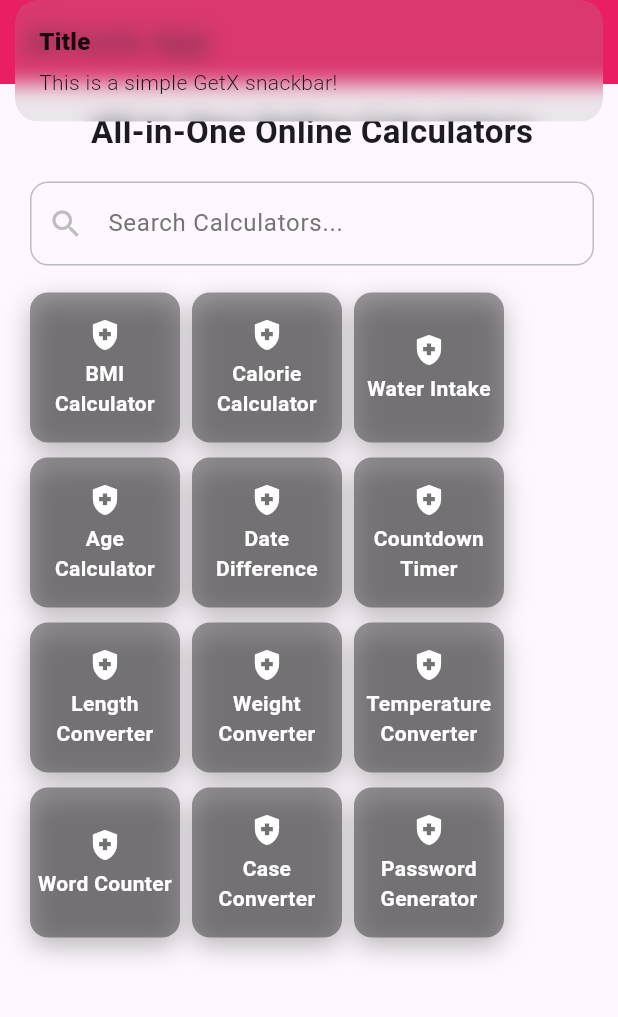
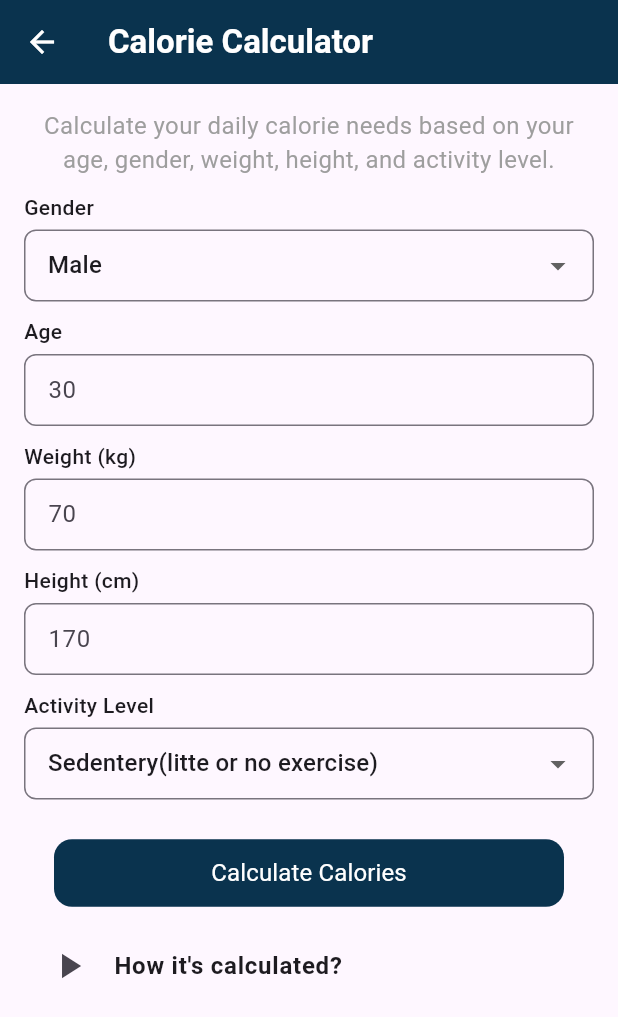
Before and after one commit to Hamid-Raza-22/Online-Calculator-Hub, a Flutter app: the screen it shows after launch, after a tap on "Calorie Calculator", on a phone screen of 412 x 824 dp. Shown: the top 1017 px of the screen. Run offline on Flutter 3.47's test engine with Material 3 defaults, Android fonts, the phone set to English and light mode, and no system bars; our stand-ins replace get.

Commit message:
calorie Screen completed

```diff
--- a/lib/screens/BMI Calculator/BMI_calculator_view.dart
+++ b/lib/screens/BMI Calculator/BMI_calculator_view.dart
@@ -1,8 +1,10 @@
 import 'package:flutter/material.dart';
 import 'package:get/get.dart';
 import 'package:get/get_core/src/get_main.dart';
+import 'package:online_calculator_hub/utils/Constants/colors.dart';
+import 'package:online_calculator_hub/widgets/CustomInputFeild.dart';
 import 'package:online_calculator_hub/widgets/Text_widget.dart';
-import 'package:online_calculator_hub/widgets/customTextFeild.dart';
+import 'package:online_calculator_hub/widgets/customAppBar.dart';
 import 'package:online_calculator_hub/widgets/custom_button.dart';
 
 class BmiCalculatorView extends StatelessWidget {
@@ -12,14 +14,17 @@ class BmiCalculatorView extends StatelessWidget {
   @override
   Widget build(BuildContext context) {
     return SafeArea(
+
       child: Scaffold(
+        appBar:CustomAppBar(bgColor: AppColors.PrimaryColor, iconColor: Colors.white, title: title),
         body: SingleChildScrollView(
           child: Padding(
             padding: const EdgeInsets.all(16.0),
             child: Column(
+
               spacing: 10,
               children: [
-                TextWidget(text: "BMI Calculator",weight: FontWeight.bold,fontSize: 22,),
+
                 TextWidget(
                   text: "Calculate your Body Mass Index (BMI) to determine if your weight is "
                       "in a healthy range for your height.",
@@ -27,8 +32,8 @@ class BmiCalculatorView extends StatelessWidget {
                   weight: FontWeight.normal,
 
                 ),
-                CustomTextField( hintText:"170",labelText: "Height",),
-                CustomTextField(hintText:"65", labelText: "Weight",),
+                CustomInputField(label: "Height", hintText: '70',),
+                CustomInputField(hintText:"65", label: "Weight",),
                 CustomTextButton(text: "Calculate BMI", textColor:Colors.white,onPressed: (){
                   Get.defaultDialog(
                     title: "Your BMI",
@@ -43,16 +48,20 @@ class BmiCalculatorView extends StatelessWidget {
                     ),
 
                   );
-                },buttonColor: Colors.blueAccent,),
+                },buttonColor: AppColors.PrimaryColor,),
                 CustomTextButton(text: "Reset", onPressed: (){},buttonColor: Colors.grey,textColor: Colors.black,),
                 SizedBox(height: 10,),
-                TextWidget(text: "Understanding BMI", fontSize: 22, weight: FontWeight.bold),
+                TextWidget(text: "Understanding BMI", fontSize: 22, weight: FontWeight.bold,textcolor: AppColors.PrimaryColor,),
                 TextWidget(text: "Body Mass Index (BMI) is a simple calculation using height and weight to estimate body fat and assess health risks. While not perfect, it's a useful screening tool for weight categories.", fontSize:16, weight: FontWeight.normal),
-                TextWidget(text: "BMI Categories:", fontSize:18, weight: FontWeight.w600),
-                TextWidget(text: "Underweight: BMI < 18.5", fontSize: 16, weight: FontWeight.normal),
-                TextWidget(text: "Normal weight: BMI 18.5-24.9", fontSize: 16, weight: FontWeight.normal),
-                TextWidget(text: "Overweight: BMI 25-29.9", fontSize: 16, weight: FontWeight.normal),
-                TextWidget(text: "Obese: BMI ≥ 30", fontSize: 16, weight: FontWeight.normal)
+                TextWidget(text: "BMI Categories:", fontSize:18, weight: FontWeight.w600,textcolor: AppColors.PrimaryColor,),
+                Column(
+
+                  children: [
+                    TextWidget(text: "Underweight: BMI < 18.5", fontSize: 16, weight: FontWeight.normal),
+                    TextWidget(text: "Normal weight: BMI 18.5-24.9", fontSize: 16, weight: FontWeight.normal),
+                    TextWidget(text: "Overweight: BMI 25-29.9", fontSize: 16, weight: FontWeight.normal),
+                    TextWidget(text: "Obese: BMI ≥ 30", fontSize: 16, weight: FontWeight.normal)],
+                )
 
 
               ],
--- /dev/null
+++ b/lib/screens/Calories Calculator/Calories_calculator_view.dart
@@ -0,0 +1,66 @@
+import 'package:flutter/material.dart';
+import 'package:online_calculator_hub/utils/Constants/colors.dart';
+import 'package:online_calculator_hub/widgets/CustomInputFeild.dart';
+import 'package:online_calculator_hub/widgets/InfoDropDown.dart';
+import 'package:online_calculator_hub/widgets/Text_widget.dart';
+import 'package:online_calculator_hub/widgets/customAppBar.dart';
+import 'package:online_calculator_hub/widgets/customDropdown.dart';
+import 'package:online_calculator_hub/widgets/custom_button.dart';
+
+class CaloriesCalculatorView extends StatelessWidget {
+  final String title;
+
+  const CaloriesCalculatorView({super.key, required this.title});
+
+  @override
+  Widget build(BuildContext context) {
+    return Scaffold(
+      appBar: CustomAppBar(
+        bgColor: AppColors.PrimaryColor,
+        iconColor: Colors.white,
+        title: title,
+      ),
+      body: SingleChildScrollView(
+        child: Padding(
+          padding: const EdgeInsets.all(16.0),
+          child: Column(
+            spacing: 10,
+            children: [
+              TextWidget(
+                text:
+                    "Calculate your daily calorie needs based on your age, gender, weight, height, and activity level.",
+                fontSize: 16,
+                weight: FontWeight.normal,
+                textcolor: Colors.grey,
+              ),
+              CustomDropdown(
+                label: "Gender",
+                value: 'Male',
+                items: ['Male', 'Female', 'other'],
+                onChanged: (value) => () {},
+              ),
+              CustomInputField(label: "Age", hintText: "30"),
+              CustomInputField(label: "Weight (kg)", hintText: '70'),
+              CustomInputField(label: "Height (cm)", hintText: '170'),
+              CustomDropdown(
+                label: 'Activity Level',
+                value: 'Sedentery(litte or no exercise)',
+                items: [
+                  'Sedentery(litte or no exercise)',
+                  'Lightly active (1-3 days/week)',
+                  'Moderately active (3-5 days/week)',
+                  'Very active (6-7 days/week)',
+                  'Extra active (Physical job)',
+                ],
+                onChanged: (value) => () {},
+              ),
+              SizedBox(height: 5,),
+              CustomTextButton(text: "Calculate Calories", onPressed: (){}, buttonColor: AppColors.PrimaryColor,textColor: Colors.white,),
+              Infodropdown(title: "How it's calculated?", details:'Using the Mifflin-St Jeor Formula:\nMen: BMR = 10W + 6.25H - 5A + 5\nWomen: BMR = 10W + 6.25H - 5A - 161TDEE = BMR × Activity Factor')
+            ],
+          ),
+        ),
+      ),
+    );
+  }
+}
--- a/lib/screens/HomeScreen/homeScreen_view.dart
+++ b/lib/screens/HomeScreen/homeScreen_view.dart
@@ -1,7 +1,9 @@
 import 'package:flutter/material.dart';
+import 'package:online_calculator_hub/utils/Constants/colors.dart';
+import 'package:online_calculator_hub/widgets/Text_widget.dart';
 import 'package:online_calculator_hub/widgets/custom_grid_view.dart';
 
-import '../../widgets/customTextFeild.dart';
+import '../../widgets/customSearchFeild.dart';
 
 class HomescreenView extends StatelessWidget {
   const HomescreenView({super.key});
@@ -10,22 +12,28 @@ class HomescreenView extends StatelessWidget {
   Widget build(BuildContext context) {
     return Scaffold(
       appBar: AppBar(
-        title: Text("All tools App"),
-        backgroundColor: Colors.pink,
+        title: TextWidget(
+          text: "All-in-One Online Calculators",
+          fontSize: 22,
+          weight: FontWeight.w600,
+          textcolor: Colors.white,),
+        backgroundColor: AppColors.PrimaryColor,
       ),
       body: SingleChildScrollView(
         child: Padding(
-          padding: const EdgeInsets.only(top: 16.0,left: 20.0,right: 16),
+          padding: const EdgeInsets.only(top: 16.0, left: 20.0, right: 16),
           child: Column(
             spacing: 10,
             children: [
 
-              Text("All-in-One Online Calculators",style: TextStyle(
-                fontSize: 22,
-                fontWeight: FontWeight.bold,
+              TextWidget(
+                  text: "Free, fast, and accurate calculator tools for all your daily needs",
+                  fontSize: 18,
+                  weight:FontWeight.w600,
+              textcolor: AppColors.PrimaryColor,),
 
-              ),),
-              CustomTextField(hintText: "Search Calculators...", icon:Icons.search,),
+              CustomSearchField(
+                hintText: "Search Calculators...", icon: Icons.search,),
               CustomGridView()
 
             ],
--- /dev/null
+++ b/lib/utils/Constants/Logo.dart
@@ -0,0 +1,10 @@
+
+
+
+class AppLogos {
+
+  static const String Applogo = "assets/logos/logo.png";
+  static const String Applogo1 = "assets/logos/logo-1.png";
+  static const String Applogo2 = "assets/logos/logo-2.png";
+
+}
--- /dev/null
+++ b/lib/utils/Constants/colors.dart
@@ -0,0 +1,9 @@
+
+import 'dart:ui';
+
+class AppColors{
+
+
+
+  static const Color PrimaryColor=Color(0xFF0a334e);
+}
--- /dev/null
+++ b/lib/utils/Constants/toolsTexts.dart
@@ -0,0 +1,14 @@
+class Toolstexts {
+  static const String BMI = "BMI Calculator";
+  static const String Calorie_Calculator = "Calorie Calculator";
+  static const String water_intake = "Water Intake";
+  static const String age_Calculator = "Age Calculator";
+  static const String date_difference = "Date Difference";
+  static const String countdown_calculator = "Countdown Timer";
+  static const String Lenght_converter = "Length Converter";
+  static const String Weight_converter = "Weight Converter";
+  static const String Temperature_Converter = "Temperature Converter";
+  static const String word_counter= "Word Counter";
+  static const String Case_Converter = "Case Converter";
+  static const String Password_Generator = "Password Generator";
+}
--- /dev/null
+++ b/lib/widgets/CustomInputFeild.dart
@@ -0,0 +1,42 @@
+import 'package:flutter/material.dart';
+import 'package:online_calculator_hub/utils/Constants/colors.dart';
+
+class CustomInputField extends StatelessWidget {
+  final String label;
+  final String hintText;
+  final TextInputType keyboardType;
+
+  const CustomInputField({
+    Key? key,
+    required this.label,
+
+    this.keyboardType = TextInputType.text, required this.hintText,
+  }) : super(key: key);
+
+  @override
+  Widget build(BuildContext context) {
+    return Column(
+      crossAxisAlignment: CrossAxisAlignment.start,
+      children: [
+        Text(label, style: TextStyle(fontSize: 14, fontWeight: FontWeight.w500)),
+        SizedBox(height: 5),
+        TextField(
+          cursorColor: Colors.black,
+
+          keyboardType: keyboardType,
+          decoration: InputDecoration(
+            hintText: hintText,
+            focusedBorder: OutlineInputBorder(
+              borderSide: BorderSide(color: AppColors.PrimaryColor)
+            ),
+            border: OutlineInputBorder(
+              borderSide: BorderSide(color: Colors.black),
+              borderRadius: BorderRadius.circular(8),
+            ),
+            contentPadding: EdgeInsets.symmetric(horizontal: 12, vertical: 10),
+          ),
+        ),
+      ],
+    );
+  }
+}
--- /dev/null
+++ b/lib/widgets/InfoDropDown.dart
@@ -0,0 +1,37 @@
+import 'package:flutter/material.dart';
+
+
+class Infodropdown extends StatefulWidget {
+  final String title;
+  final String details;
+
+  const Infodropdown({Key? key, required this.title, required this.details}) : super(key: key);
+
+  @override
+  _ExpandableInfoState createState() => _ExpandableInfoState();
+}
+
+class _ExpandableInfoState extends State<Infodropdown> {
+  bool expanded = false;
+
+  @override
+  Widget build(BuildContext context) {
+    return Column(
+      children: [
+        ListTile(
+          title: Text(widget.title, style: TextStyle(fontWeight: FontWeight.bold)),
+          leading: Transform.rotate(
+          angle: expanded ? -90 * 3.1416 / 180: 0,
+    child: Icon(Icons.play_arrow, size: 28),
+    ),
+          onTap: () => setState(() => expanded = !expanded),
+        ),
+        if (expanded)
+          Padding(
+            padding: const EdgeInsets.all(8.0),
+            child: Text(widget.details, style: TextStyle(fontSize: 14)),
+          ),
+      ],
+    );
+  }
+}
--- a/lib/widgets/Text_widget.dart
+++ b/lib/widgets/Text_widget.dart
@@ -2,19 +2,29 @@ import 'package:flutter/material.dart';
 
 class TextWidget extends StatelessWidget {
   final String text;
+  final Color textcolor;
   final double fontSize;
   final FontWeight weight;
-  const TextWidget({super.key, required this.text, required this.fontSize, required this.weight});
+
+
+  const TextWidget({
+    super.key,
+    required this.text,
+    required this.fontSize,
+    required this.weight,
+    this.textcolor=Colors.black,
+  });
 
   @override
   Widget build(BuildContext context) {
     return Text(
+      textAlign:TextAlign.center,
       softWrap: true,
       text,
       style: TextStyle(
         fontWeight: weight,
-        fontSize:fontSize,
-        color: Colors.black
+        fontSize: fontSize,
+        color: textcolor,
       ),
     );
   }
--- /dev/null
+++ b/lib/widgets/customAppBar.dart
@@ -0,0 +1,40 @@
+import 'package:flutter/material.dart';
+import 'Text_widget.dart';
+
+class CustomAppBar extends StatelessWidget implements PreferredSizeWidget {
+  final Color bgColor;
+  final Color iconColor;
+  final String title;
+  final Color titleColor;
+  final bool centerTitle;
+  final List<Widget>? actions;
+
+  const CustomAppBar({
+    Key? key,
+    required this.bgColor,
+    required this.iconColor,
+    required this.title,
+    this.titleColor = Colors.white,
+    this.centerTitle = false,
+    this.actions,
+  }) : super(key: key);
+
+  @override
+  Widget build(BuildContext context) {
+    return AppBar(
+      backgroundColor: bgColor,
+      iconTheme: IconThemeData(color: iconColor),
+      title: TextWidget(
+        text: title,
+        weight: FontWeight.bold,
+        fontSize: 22,
+        textcolor: titleColor,
+      ),
+      centerTitle: centerTitle,
+      actions: actions,
+    );
+  }
+
+  @override
+  Size get preferredSize => const Size.fromHeight(kToolbarHeight);
+}
--- /dev/null
+++ b/lib/widgets/customDropdown.dart
@@ -0,0 +1,41 @@
+import 'package:flutter/material.dart';
+
+class CustomDropdown extends StatelessWidget {
+  final String label;
+  final String value;
+  final List<String> items;
+  final ValueChanged<String?> onChanged;
+
+  const CustomDropdown({
+    Key? key,
+    required this.label,
+    required this.value,
+    required this.items,
+    required this.onChanged,
+  }) : super(key: key);
+
+  @override
+  Widget build(BuildContext context) {
+    return Column(
+      crossAxisAlignment: CrossAxisAlignment.start,
+      children: [
+        Text(label, style: TextStyle(fontSize: 14, fontWeight: FontWeight.w500)),
+        SizedBox(height: 5),
+        DropdownButtonFormField<String>(
+          initialValue: value,
+          onChanged: onChanged,
+          decoration: InputDecoration(
+            border: OutlineInputBorder(
+              borderRadius: BorderRadius.circular(8),
+            ),
+            contentPadding: EdgeInsets.symmetric(horizontal: 12, vertical: 10),
+          ),
+          items: items.map((item) => DropdownMenuItem(
+            value: item,
+            child: Text(item),
+          )).toList(),
+        ),
+      ],
+    );
+  }
+}
--- a/lib/widgets/customTextFeild.dart
+++ b/lib/widgets/customSearchFeild.dart
@@ -1,11 +1,11 @@
 import 'package:flutter/material.dart';
 
-class CustomTextField extends StatelessWidget {
+class CustomSearchField extends StatelessWidget {
   final IconData? icon;
   final String hintText;
  final String? labelText;
 
-  const CustomTextField(
+  const CustomSearchField(
       {super.key,
        this.icon,
         required this.hintText,
--- a/lib/widgets/custom_button.dart
+++ b/lib/widgets/custom_button.dart
@@ -17,7 +17,8 @@ class CustomTextButton extends StatelessWidget {
     this.textColor = Colors.blue,
     this.fontSize = 16,
     this.fontWeight = FontWeight.normal,
-    this.padding = const EdgeInsets.symmetric(horizontal: 8, vertical: 8), required this.buttonColor,
+    this.padding = const EdgeInsets.symmetric(horizontal: 8, vertical: 8),
+    required this.buttonColor,
   });
 
   @override
--- a/lib/widgets/custom_card_widget.dart
+++ b/lib/widgets/custom_card_widget.dart
@@ -1,11 +1,13 @@
 import 'package:flutter/material.dart';
+
+import '../utils/Constants/colors.dart';
 
 class BottomElevatedCard extends StatelessWidget {
   const BottomElevatedCard({
     super.key,
     required this.text,
     required this.onTap,
-    this.backgroundColor = Colors.black38,
+    this.backgroundColor =AppColors.PrimaryColor,
     this.borderRadius = 12,this.C_icon,
   });
 
@@ -22,15 +24,7 @@ class BottomElevatedCard extends StatelessWidget {
       width: 100,
       decoration: BoxDecoration(
         borderRadius: BorderRadius.circular(borderRadius),
-        // bottom-only elevation look
-        boxShadow: const [
-          BoxShadow(
-            color: Colors.black26,
-            offset: Offset(0, 6), // pushes shadow downward
-            blurRadius: 14,
-            spreadRadius: 0,
-          ),
-        ],
+
       ),
       child: Material(
         color: backgroundColor,
--- a/lib/widgets/custom_grid_view.dart
+++ b/lib/widgets/custom_grid_view.dart
@@ -2,6 +2,8 @@ import 'package:flutter/material.dart';
 import 'package:get/get.dart';
 import 'package:get/get_core/src/get_main.dart';
 import 'package:online_calculator_hub/screens/BMI%20Calculator/BMI_calculator_view.dart';
+import 'package:online_calculator_hub/screens/Calories%20Calculator/Calories_calculator_view.dart';
+import 'package:online_calculator_hub/utils/Constants/toolsTexts.dart';
 import 'package:online_calculator_hub/widgets/custom_card_widget.dart';
 
 class CustomGridView extends StatelessWidget {
@@ -17,24 +19,17 @@ class CustomGridView extends StatelessWidget {
             spacing: 8,
             children: [
               BottomElevatedCard(
-                text: "BMI Calculator",
+                text: Toolstexts.BMI,
                 onTap: () {
-                  Get.to(BmiCalculatorView(title:"BMI Calculator" ,));
-                  Get.snackbar(
-                    'BMI Calculator',
-                    'This is a simple GetX snackbar!',
-                    backgroundColor: Colors.blue
-                  );
+                  Get.to(BmiCalculatorView(title:Toolstexts.BMI ,));
+
                 },
                 C_icon: Icons.health_and_safety,
               ),
               BottomElevatedCard(
-                text: "Calorie Calculator",
+                text: Toolstexts.Calorie_Calculator,
                 onTap: () {
-                  Get.snackbar(
-                    'Title',
-                    'This is a simple GetX snackbar!',
-                  );
+                  Get.to(CaloriesCalculatorView(title:  Toolstexts.Calorie_Calculator));
                 },
                 C_icon: Icons.health_and_safety,
               ),
--- a/pubspec.yaml
+++ b/pubspec.yaml
@@ -59,8 +59,8 @@ flutter:
   uses-material-design: true
 
   # To add assets to your application, add an assets section, like this:
-  # assets:
-  #   - images/a_dot_burr.jpeg
+  assets:
+    - assets/logos/
   #   - images/a_dot_ham.jpeg
 
   # An image asset can refer to one or more resolution-specific "variants", see
```
Also changed, not shown: assets/logos/logo-1.png (added), assets/logos/logo-2.png (added), assets/logos/logo.png (added), lib/utils/u.dart (deleted).
